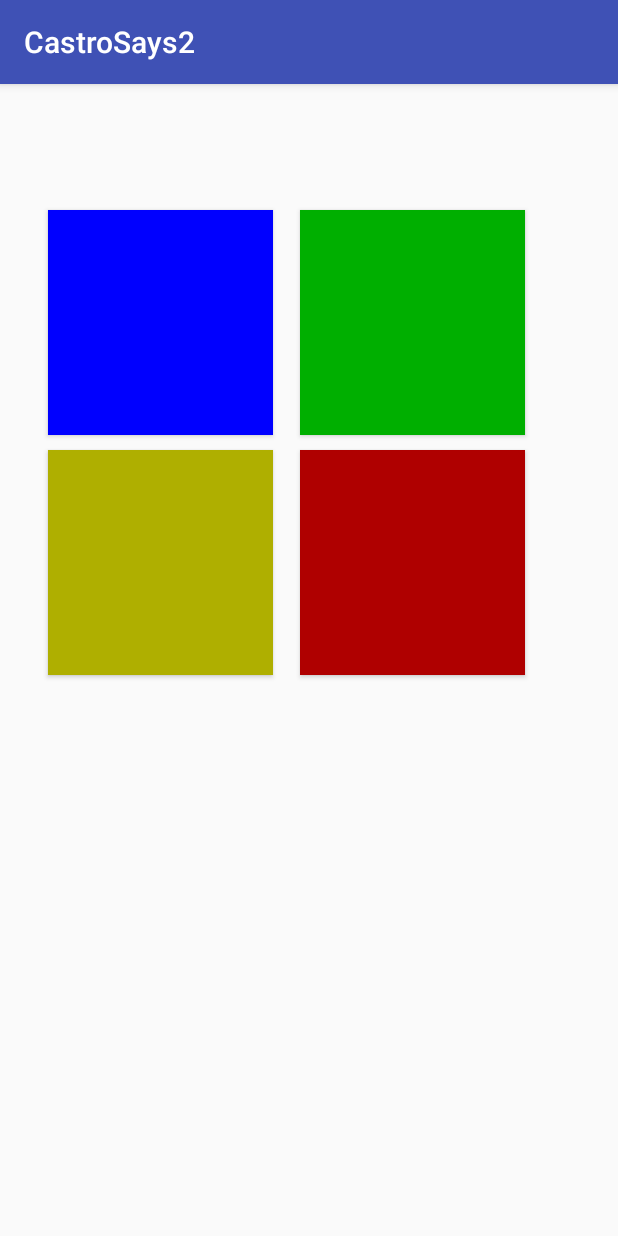
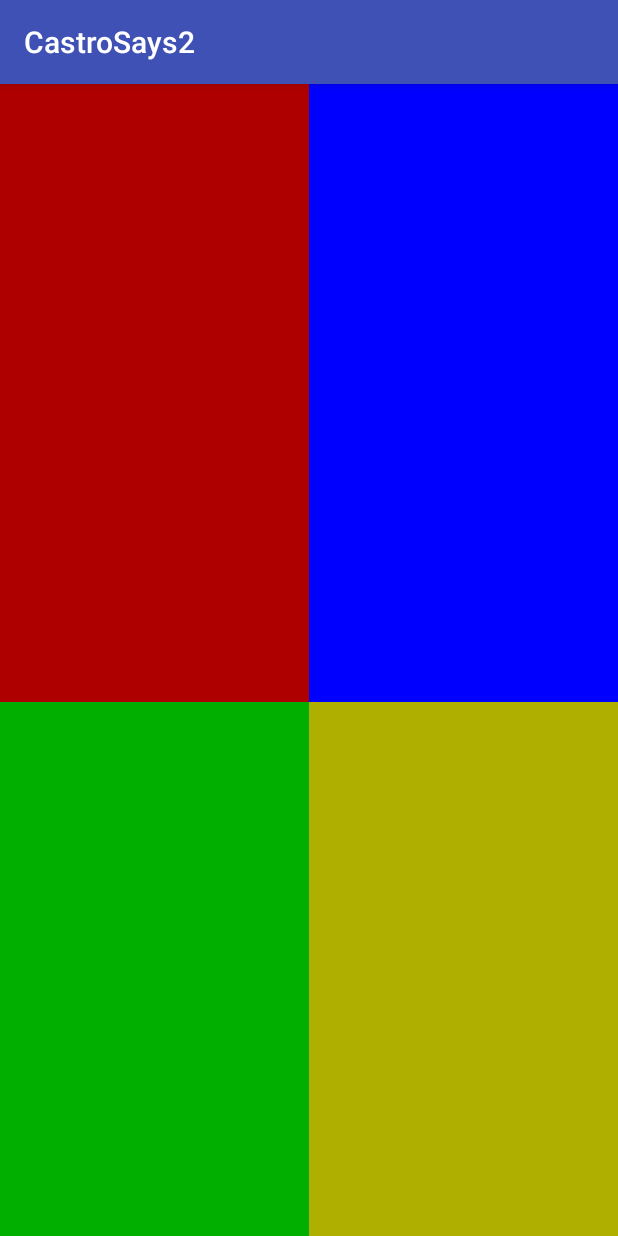
Before and after one commit to rcastro2/AndroidSimonSaysExperiment, an Android app: the GameActivity screen opened directly, with no data from a screen before it, on a phone screen of 412 x 824 dp. Run offline under Robolectric (Android 15) with nearby library versions, the phone set to English and light mode, and no system bars.

Commit message:
dynamically resize buttons

```diff
--- a/app/src/main/java/com/example/code/castrosays2/GameActivity.java
+++ b/app/src/main/java/com/example/code/castrosays2/GameActivity.java
@@ -2,6 +2,7 @@ package com.example.code.castrosays2;
 
 import android.content.Context;
 import android.content.Intent;
+import android.content.res.Resources;
 import android.graphics.Color;
 import android.os.CountDownTimer;
 import android.os.Handler;
@@ -85,4 +86,10 @@ public class GameActivity extends AppCompatActivity {
         Intent i = new Intent(mContext,GameOverActivity.class);
         mContext.startActivity(i);
     }
+    public static int getScreenWidth(){
+        return Resources.getSystem().getDisplayMetrics().widthPixels;
+    }
+    public static int getScreenHeight(){
+        return Resources.getSystem().getDisplayMetrics().heightPixels;
+    }
 }
--- a/app/src/main/java/com/example/code/castrosays2/MyButton.java
+++ b/app/src/main/java/com/example/code/castrosays2/MyButton.java
@@ -6,6 +6,7 @@ import android.os.Handler;
 import android.util.Log;
 import android.view.MotionEvent;
 import android.view.View;
+import android.view.ViewGroup;
 import android.widget.Button;
 
 /**
@@ -27,6 +28,11 @@ public class MyButton {
         this.value = value;
         mp = MediaPlayer.create(GameActivity.mContext, soundID);
         this.b.setBackgroundColor(off);
+        ViewGroup.LayoutParams p = this.b.getLayoutParams();
+        p.width = GameActivity.getScreenWidth() / 2;
+        p.height = GameActivity.getScreenHeight() / 2;
+        this.b.setLayoutParams(p);
+
         this.b.setOnTouchListener(new View.OnTouchListener() {
             @Override
             public boolean onTouch(View view, MotionEvent motionEvent) {
--- a/app/src/main/res/layout/activity_game.xml
+++ b/app/src/main/res/layout/activity_game.xml
@@ -10,40 +10,32 @@
         android:id="@+id/btnRed"
         android:layout_width="150dp"
         android:layout_height="150dp"
-        android:layout_marginStart="200dp"
-        android:layout_marginTop="244dp"
         android:text=""
-        app:layout_constraintStart_toStartOf="parent"
+        app:layout_constraintLeft_toLeftOf="parent"
         app:layout_constraintTop_toTopOf="parent" />
 
     <Button
         android:id="@+id/btnBlue"
         android:layout_width="150dp"
         android:layout_height="150dp"
-        android:layout_marginStart="32dp"
-        android:layout_marginTop="84dp"
         android:text=""
-        app:layout_constraintStart_toStartOf="parent"
+        app:layout_constraintLeft_toRightOf="@id/btnRed"
         app:layout_constraintTop_toTopOf="parent" />
 
     <Button
         android:id="@+id/btnGreen"
         android:layout_width="150dp"
         android:layout_height="150dp"
-        android:layout_marginStart="200dp"
-        android:layout_marginTop="84dp"
         android:text=""
-        app:layout_constraintStart_toStartOf="parent"
-        app:layout_constraintTop_toTopOf="parent" />
+        app:layout_constraintLeft_toLeftOf="parent"
+        app:layout_constraintTop_toBottomOf="@id/btnRed" />
 
     <Button
         android:id="@+id/btnYellow"
         android:layout_width="150dp"
         android:layout_height="150dp"
-        android:layout_marginStart="32dp"
-        android:layout_marginTop="244dp"
         android:text=""
-        app:layout_constraintStart_toStartOf="parent"
-        app:layout_constraintTop_toTopOf="parent" />
+        app:layout_constraintLeft_toRightOf="@id/btnGreen"
+        app:layout_constraintTop_toBottomOf="@id/btnBlue" />
 
 </android.support.constraint.ConstraintLayout>
```
